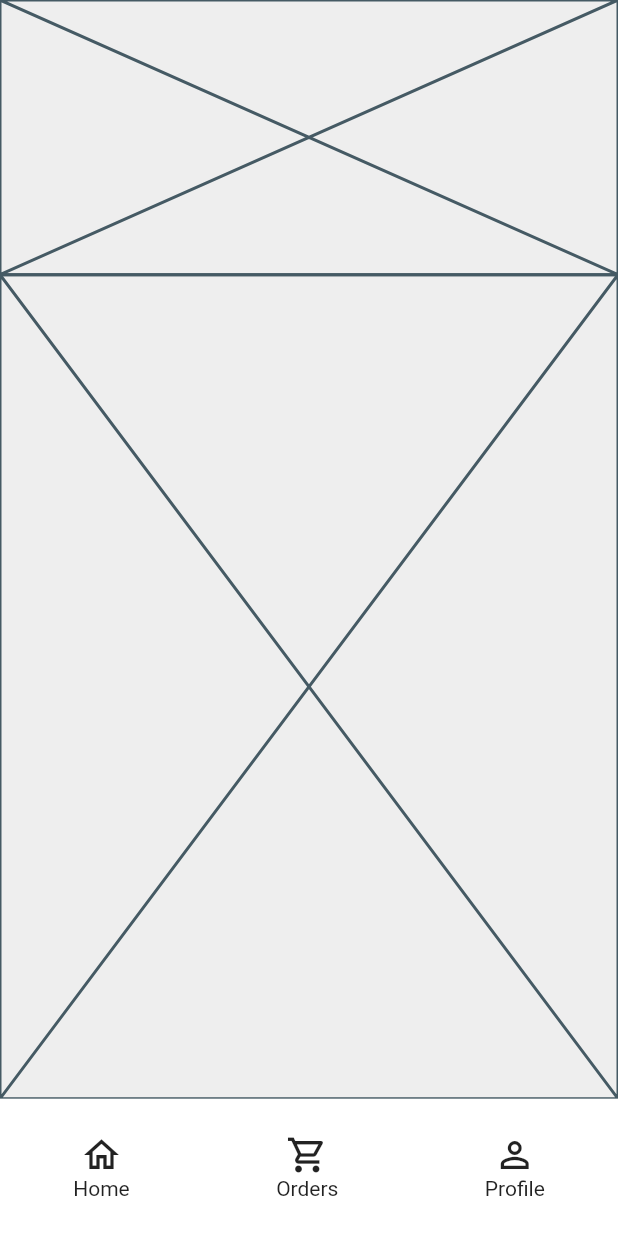
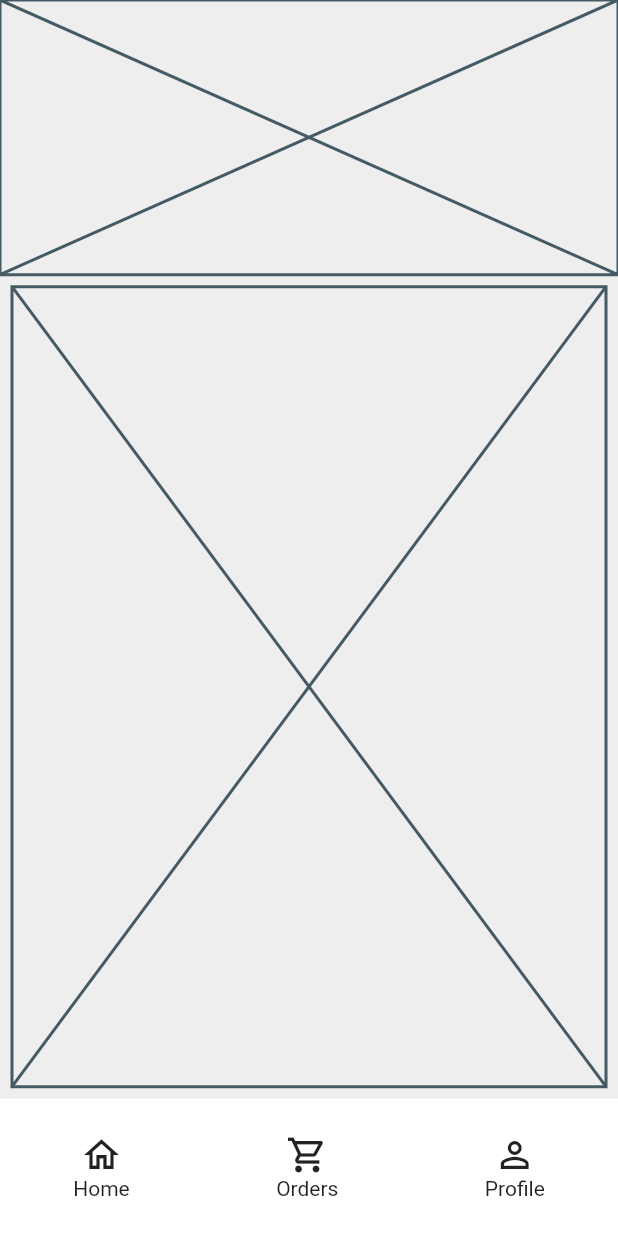
Before and after one commit to JAICHANGPARK/flutter_notebook_11th_story, a Flutter app: the screen it shows after launch, on a phone screen of 412 x 824 dp. Run offline on Flutter 3.47's test engine with Material 2 defaults, Android fonts, the phone set to English and light mode, and no system bars; our stand-ins replace backdrop, badges, flutter_inner_drawer, flutter_slidable, flutter_swiper, google_fonts.

Commit message:
Update food_home_page.dart

```diff
--- a/lib/ep744_food_app/ui/food_home_page.dart
+++ b/lib/ep744_food_app/ui/food_home_page.dart
@@ -16,7 +16,10 @@ class _FoodHomePageState extends State<FoodHomePage> {
         child: Column(
           children: [
             Expanded(flex: 4, child: Placeholder()),
-            Expanded(flex: 12, child: Placeholder()),
+            Expanded(flex: 12, child: Padding(
+              padding: const EdgeInsets.all(8.0),
+              child: Placeholder(),
+            )),
             Expanded(
                 flex: 2,
                 child: Container(
```
